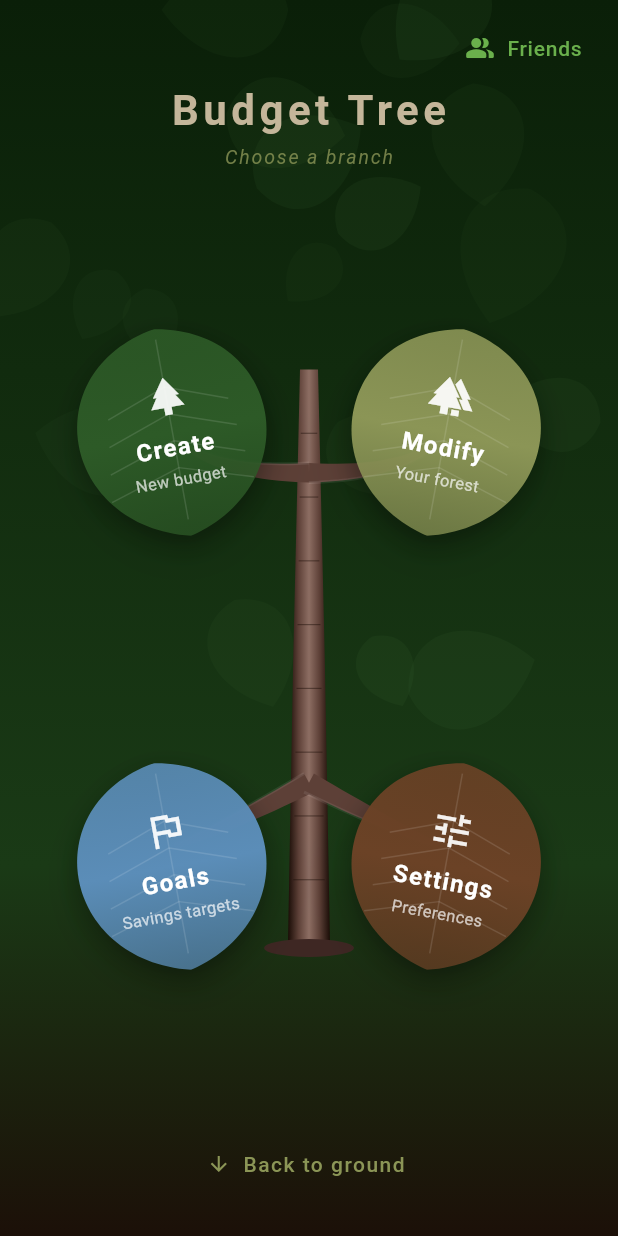
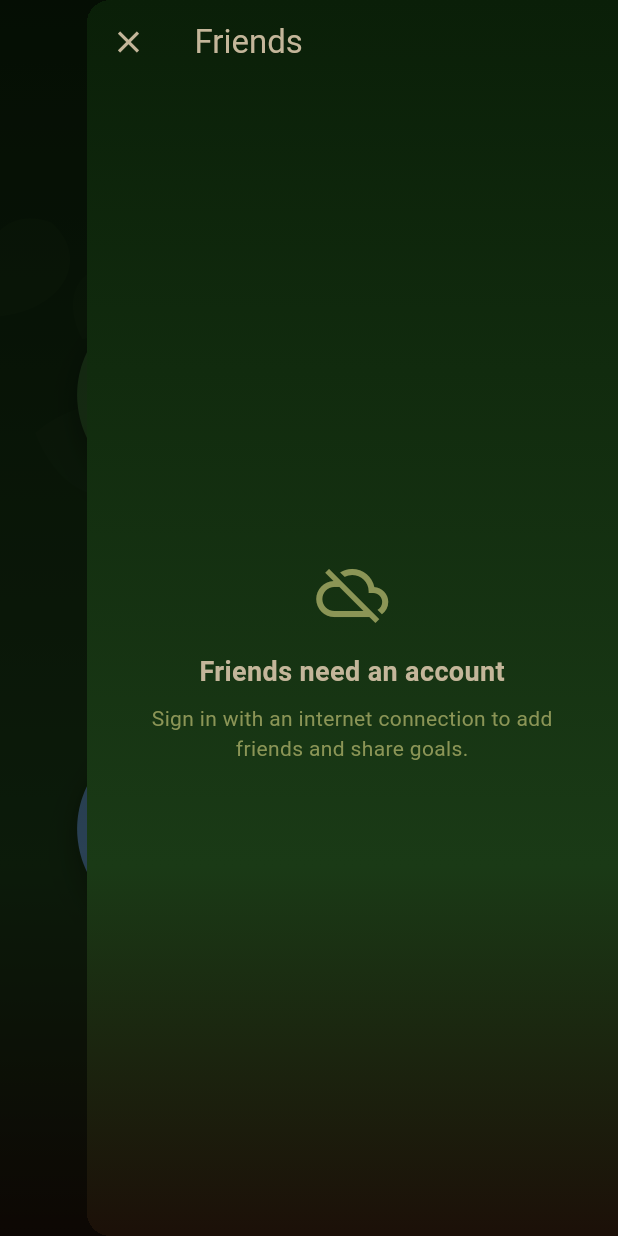
Before and after one commit to fturchet0731/budget-tree-Project, a Flutter app: the DashboardScreen screen opened directly, with the side drawer open (before the commit the screen has no drawer), on a phone screen of 412 x 824 dp. Run offline on Flutter 3.47's test engine with Material 3 defaults, Android fonts, the phone set to English and light mode, and no system bars; our stand-ins replace connectivity_plus, flutter_local_notifications, flutter_timezone, google_fonts, shared_preferences, supabase_flutter and 1 more; accounts and stored records are empty.

Commit message:
Replace Friends button with a swipe-in sidebar
The dashboard's Friends button is gone; Friends now lives in an
end-drawer you swipe in from the right edge or open by tapping a
gently-bobbing right-edge handle (chevron arrow hint). FriendsScreen
gained an optional onClose so, when hosted in the drawer, it shows an X
to close instead of a stray back button that would pop the dashboard.
Keeps the app shallow — one fewer pushed screen.

Co-Authored-By: Claude Opus 4.8 <noreply@anthropic.com>

```diff
--- a/lib/screens/dashboard_screen.dart
+++ b/lib/screens/dashboard_screen.dart
@@ -17,6 +17,7 @@ class DashboardScreen extends StatefulWidget {
 
 class _DashboardScreenState extends State<DashboardScreen>
     with SingleTickerProviderStateMixin {
+  final _scaffoldKey = GlobalKey<ScaffoldState>();
   late AnimationController _entryController;
   late Animation<double> _entryAnimation;
 
@@ -49,6 +50,16 @@ class _DashboardScreenState extends State<DashboardScreen>
   @override
   Widget build(BuildContext context) {
     return Scaffold(
+      key: _scaffoldKey,
+      // Friends live in a swipe-in sidebar (swipe from the right edge or tap
+      // the handle) rather than a separate screen — keeps the app shallow.
+      endDrawer: Drawer(
+        backgroundColor: Colors.transparent,
+        width: MediaQuery.of(context).size.width * 0.86,
+        child: FriendsScreen(
+          onClose: () => _scaffoldKey.currentState?.closeEndDrawer(),
+        ),
+      ),
       body: Stack(
         children: [
           Container(
@@ -64,23 +75,7 @@ class _DashboardScreenState extends State<DashboardScreen>
           SafeArea(
             child: Column(
               children: [
-                Align(
-                  alignment: Alignment.centerRight,
-                  child: Padding(
-                    padding: const EdgeInsets.only(top: 8, right: 8),
-                    child: TextButton.icon(
-                      onPressed: () =>
-                          _navigate(context, const FriendsScreen()),
-                      icon: const Icon(Icons.people_alt_rounded,
-                          color: AppColors.lightLeaf, size: 20),
-                      label: const Text(
-                        'Friends',
-                        style: TextStyle(
-                            color: AppColors.lightLeaf, letterSpacing: 0.5),
-                      ),
-                    ),
-                  ),
-                ),
+                const SizedBox(height: 12),
                 Text(
                   'Budget Tree',
                   style: Theme.of(context).textTheme.headlineLarge?.copyWith(
@@ -132,7 +127,99 @@ class _DashboardScreenState extends State<DashboardScreen>
               ],
             ),
           ),
+          // Right-edge handle hinting the swipe-in Friends sidebar.
+          Positioned.fill(
+            child: Align(
+              alignment: const Alignment(1.0, -0.05),
+              child: _FriendsHandle(
+                onTap: () => _scaffoldKey.currentState?.openEndDrawer(),
+              ),
+            ),
+          ),
         ],
+      ),
+    );
+  }
+}
+
+// ──────────────────────────────────────────────
+// Friends sidebar handle (swipe hint)
+// ──────────────────────────────────────────────
+
+class _FriendsHandle extends StatefulWidget {
+  final VoidCallback onTap;
+  const _FriendsHandle({required this.onTap});
+
+  @override
+  State<_FriendsHandle> createState() => _FriendsHandleState();
+}
+
+class _FriendsHandleState extends State<_FriendsHandle>
+    with SingleTickerProviderStateMixin {
+  late final AnimationController _nudge = AnimationController(
+    vsync: this,
+    duration: const Duration(milliseconds: 1100),
+  )..repeat(reverse: true);
+
+  @override
+  void dispose() {
+    _nudge.dispose();
+    super.dispose();
+  }
+
+  @override
+  Widget build(BuildContext context) {
+    return GestureDetector(
+      onTap: widget.onTap,
+      child: AnimatedBuilder(
+        animation: _nudge,
+        builder: (context, child) {
+          // Gentle leftward bob to suggest "pull me".
+          final dx = -3.0 * Curves.easeInOut.transform(_nudge.value);
+          return Transform.translate(offset: Offset(dx, 0), child: child);
+        },
+        child: Container(
+          width: 30,
+          height: 116,
+          decoration: BoxDecoration(
+            gradient: const LinearGradient(
+              colors: [Color(0xFF66BB6A), Color(0xFF2E7D32)],
+              begin: Alignment.topCenter,
+              end: Alignment.bottomCenter,
+            ),
+            borderRadius: const BorderRadius.horizontal(
+                left: Radius.circular(16)),
+            boxShadow: [
+              BoxShadow(
+                color: AppColors.forestGreen.withValues(alpha: 0.55),
+                blurRadius: 12,
+                offset: const Offset(-2, 0),
+              ),
+            ],
+          ),
+          child: Column(
+            mainAxisAlignment: MainAxisAlignment.center,
+            children: [
+              const Icon(Icons.chevron_left, color: Colors.white, size: 20),
+              const SizedBox(height: 4),
+              const Icon(Icons.people_alt_rounded,
+                  color: Colors.white, size: 16),
+              const SizedBox(height: 6),
+              RotatedBox(
+                quarterTurns: 1,
+                child: Text(
+                  'FRIENDS',
+                  style: TextStyle(
+                    color: Colors.white.withValues(alpha: 0.95),
+                    fontSize: 9,
+                    fontWeight: FontWeight.bold,
+                    letterSpacing: 1.5,
+                  ),
+                ),
+              ),
+            ],
+          ),
+        ),
       ),
     );
   }
--- a/lib/screens/friends_screen.dart
+++ b/lib/screens/friends_screen.dart
@@ -14,7 +14,12 @@ import 'friend_garden_screen.dart';
 /// garden. Online-only — when the social layer is unavailable it shows a
 /// sign-in / connectivity notice instead of crashing.
 class FriendsScreen extends StatefulWidget {
-  const FriendsScreen({super.key});
+  /// When hosted in the dashboard's swipe-in sidebar, [onClose] closes the
+  /// drawer (and replaces the AppBar's automatic back button with an X). Null
+  /// when shown as a standalone screen.
+  const FriendsScreen({super.key, this.onClose});
+
+  final VoidCallback? onClose;
 
   @override
   State<FriendsScreen> createState() => _FriendsScreenState();
@@ -217,6 +222,13 @@ class _FriendsScreenState extends State<FriendsScreen> {
     return Scaffold(
       appBar: AppBar(
         backgroundColor: Colors.transparent,
+        automaticallyImplyLeading: widget.onClose == null,
+        leading: widget.onClose == null
+            ? null
+            : IconButton(
+                icon: const Icon(Icons.close),
+                onPressed: widget.onClose,
+              ),
         title: const Text('Friends'),
         foregroundColor: AppColors.stoneBeigeColor,
       ),
```
